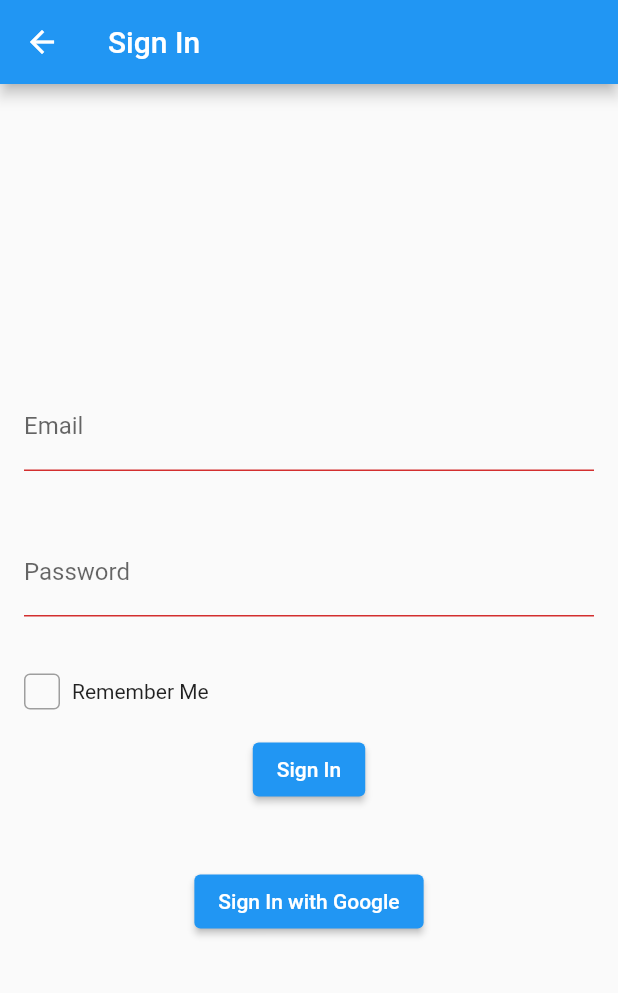
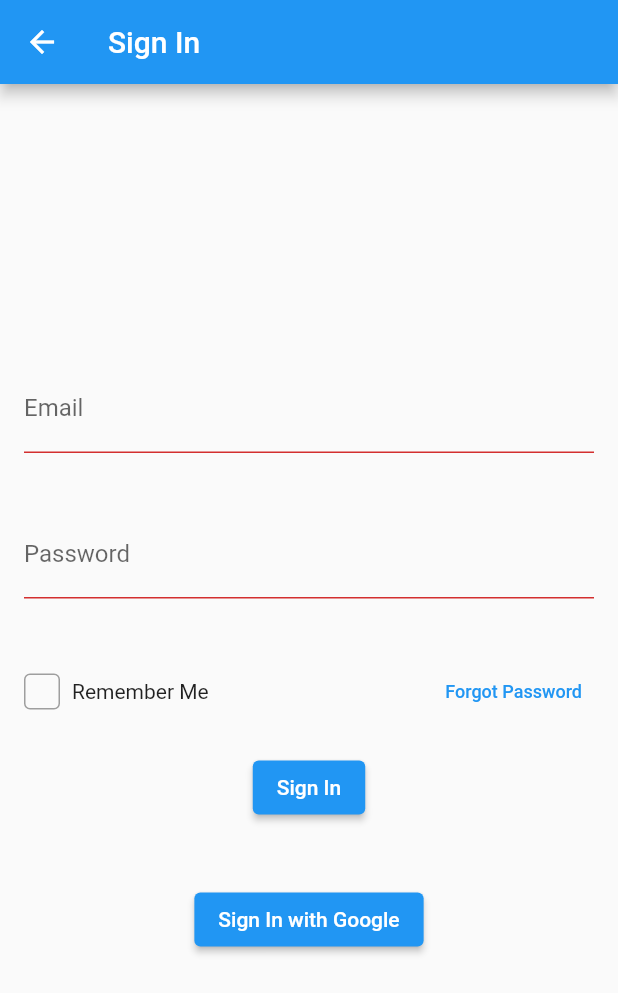
Before and after one commit to wingmoe21/rescheck, a Flutter app: the Signin screen opened by its route, on a phone screen of 412 x 824 dp. Shown: the top 993 px of the screen. Run offline on Flutter 3.47's test engine with Material 2 defaults, Android fonts, the phone set to English and light mode, and no system bars; our stand-ins replace cloud_firestore, email_validator, firebase_auth, firebase_core, google_sign_in; accounts and stored records are empty.

Commit message:
Added forgot password and modified Homepage

```diff
--- a/lib/pages/signin.dart
+++ b/lib/pages/signin.dart
@@ -1,7 +1,7 @@
+import 'package:flutter/material.dart';
 import 'package:firebase_auth/firebase_auth.dart';
-import 'package:flutter/material.dart';
 import 'package:google_sign_in/google_sign_in.dart';
-import 'package:firebase_auth/firebase_auth.dart';
+import 'package:rescheck/pages/forgot_password.dart';
 
 class Signin extends StatefulWidget {
   @override
@@ -24,6 +24,7 @@ class _SigninState extends State<Signin> {
       _errorMessage = "";
     });
   }
+
   @override
   void dispose() {
     _emailController.dispose();
@@ -55,7 +56,8 @@ class _SigninState extends State<Signin> {
     if (_validateForm()) {
       try {
         await _auth.setPersistence(Persistence.LOCAL); // Set authentication persistence
-      UserCredential userCredential = await _auth.signInWithEmailAndPassword(
+        UserCredential userCredential =
+            await _auth.signInWithEmailAndPassword(
           email: _emailController.text.trim(),
           password: _passwordController.text.trim(),
         );
@@ -123,15 +125,15 @@ class _SigninState extends State<Signin> {
               obscureText: true,
             ),
             SizedBox(height: 16.0),
+            Row(
+              children: [
                 InkWell(
                   onTap: () {
                     setState(() {
                       _rememberMe = !_rememberMe;
                     });
                   },
-              child: Row(
-                children: [
-                  Container(
+                  child: Container(
                     width: 24.0,
                     height: 24.0,
                     decoration: BoxDecoration(
@@ -147,10 +149,26 @@ class _SigninState extends State<Signin> {
                           )
                         : null,
                   ),
+                ),
                 SizedBox(width: 8.0),
                 Text('Remember Me'),
+                Spacer(),
+                TextButton(
+                  onPressed: () {
+                    Navigator.push(
+                      context,
+                      MaterialPageRoute(builder: (context) => ForgotPassword()), // Navigate to ForgotPasswordPage
+                    );
+                  },
+                  child: Text(
+                    'Forgot Password',
+                    style: TextStyle(
+                      fontSize: 12.0,
+                      color: Colors.blue,
+                    ),
+                  ),
+                ),
               ],
-              ),
             ),
             SizedBox(height: 16.0),
             ElevatedButton(
```
Also changed, not shown: lib/pages/home.dart (+50 -7 lines). Lines whose indentation alone changed are shown as unchanged.
